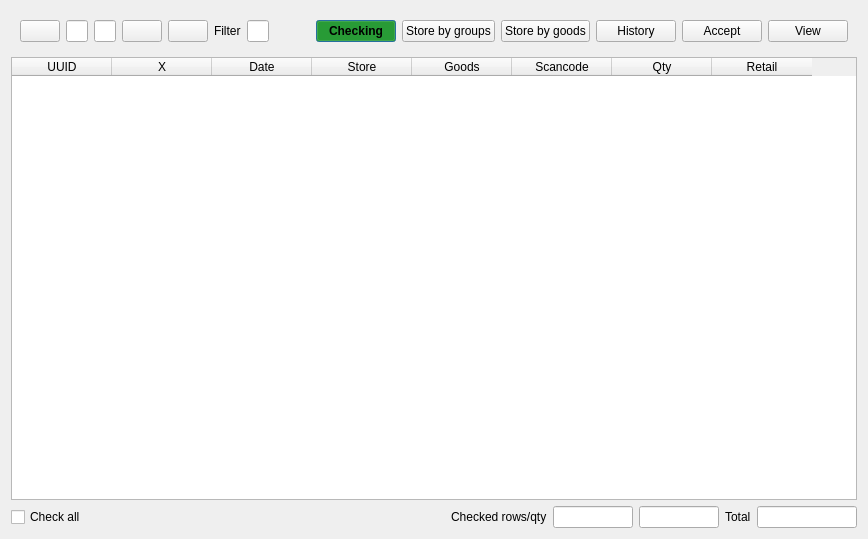
This is Shop/storeinput.ui in End1-1/Cafe5 as Qt 5 draws it before an edit. The edited form follows.
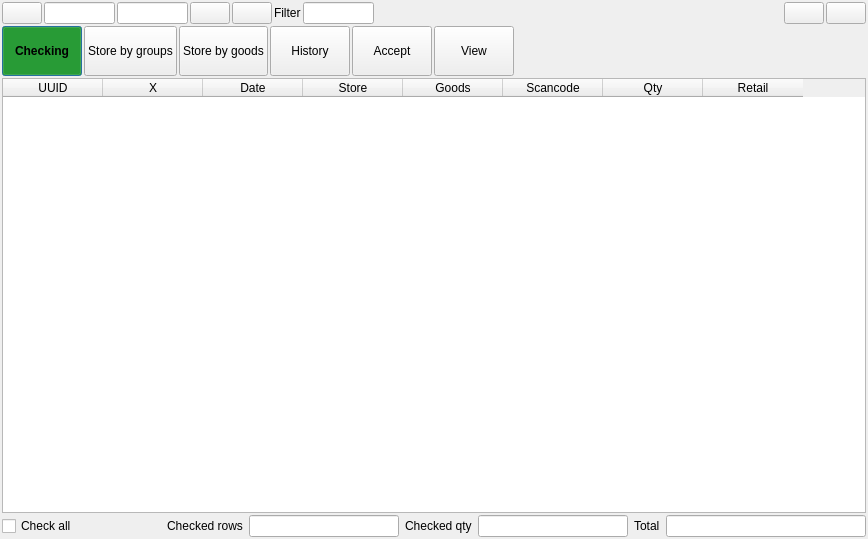
This is the edited form. Icons and pictures are not drawn. Custom widgets are drawn as their Qt base class.

The edit to the form file:
```diff
--- a/Shop/storeinput.ui
+++ b/Shop/storeinput.ui
@@ -14,11 +14,47 @@
    <string>Store input</string>
   </property>
   <layout class="QVBoxLayout" name="verticalLayout">
+   <property name="spacing">
+    <number>2</number>
+   </property>
+   <property name="leftMargin">
+    <number>2</number>
+   </property>
+   <property name="topMargin">
+    <number>2</number>
+   </property>
+   <property name="rightMargin">
+    <number>2</number>
+   </property>
+   <property name="bottomMargin">
+    <number>2</number>
+   </property>
    <item>
     <widget class="QWidget" name="widget" native="true">
      <layout class="QHBoxLayout" name="horizontalLayout">
+      <property name="spacing">
+       <number>2</number>
+      </property>
+      <property name="leftMargin">
+       <number>0</number>
+      </property>
+      <property name="topMargin">
+       <number>0</number>
+      </property>
+      <property name="rightMargin">
+       <number>0</number>
+      </property>
+      <property name="bottomMargin">
+       <number>0</number>
+      </property>
       <item>
        <widget class="QPushButton" name="btnDateLeft">
+        <property name="sizePolicy">
+         <sizepolicy hsizetype="Minimum" vsizetype="Minimum">
+          <horstretch>0</horstretch>
+          <verstretch>0</verstretch>
+         </sizepolicy>
+        </property>
         <property name="focusPolicy">
          <enum>Qt::NoFocus</enum>
         </property>
@@ -33,6 +69,12 @@
       </item>
       <item>
        <widget class="C5DateEdit" name="deStart">
+        <property name="sizePolicy">
+         <sizepolicy hsizetype="Expanding" vsizetype="Minimum">
+          <horstretch>0</horstretch>
+          <verstretch>0</verstretch>
+         </sizepolicy>
+        </property>
         <property name="maximumSize">
          <size>
           <width>120</width>
@@ -43,6 +85,12 @@
       </item>
       <item>
        <widget class="C5DateEdit" name="deEnd">
+        <property name="sizePolicy">
+         <sizepolicy hsizetype="Expanding" vsizetype="Minimum">
+          <horstretch>0</horstretch>
+          <verstretch>0</verstretch>
+         </sizepolicy>
+        </property>
         <property name="maximumSize">
          <size>
           <width>120</width>
@@ -53,6 +101,12 @@
       </item>
       <item>
        <widget class="QPushButton" name="btnDateRight">
+        <property name="sizePolicy">
+         <sizepolicy hsizetype="Minimum" vsizetype="Minimum">
+          <horstretch>0</horstretch>
+          <verstretch>0</verstretch>
+         </sizepolicy>
+        </property>
         <property name="focusPolicy">
          <enum>Qt::NoFocus</enum>
         </property>
@@ -67,6 +121,12 @@
       </item>
       <item>
        <widget class="QPushButton" name="btnRefresh">
+        <property name="sizePolicy">
+         <sizepolicy hsizetype="Minimum" vsizetype="Minimum">
+          <horstretch>0</horstretch>
+          <verstretch>0</verstretch>
+         </sizepolicy>
+        </property>
         <property name="focusPolicy">
          <enum>Qt::NoFocus</enum>
         </property>
@@ -87,7 +147,14 @@
        </widget>
       </item>
       <item>
-       <widget class="QLineEdit" name="leFilter"/>
+       <widget class="QLineEdit" name="leFilter">
+        <property name="sizePolicy">
+         <sizepolicy hsizetype="Expanding" vsizetype="Minimum">
+          <horstretch>0</horstretch>
+          <verstretch>0</verstretch>
+         </sizepolicy>
+        </property>
+       </widget>
       </item>
       <item>
        <spacer name="horizontalSpacer">
@@ -103,7 +170,80 @@
        </spacer>
       </item>
       <item>
+       <widget class="QPushButton" name="btnMinimize">
+        <property name="sizePolicy">
+         <sizepolicy hsizetype="Minimum" vsizetype="Minimum">
+          <horstretch>0</horstretch>
+          <verstretch>0</verstretch>
+         </sizepolicy>
+        </property>
+        <property name="focusPolicy">
+         <enum>Qt::NoFocus</enum>
+        </property>
+        <property name="text">
+         <string/>
+        </property>
+        <property name="icon">
+         <iconset resource="../resources/res.qrc">
+          <normaloff>:/minimize.png</normaloff>:/minimize.png</iconset>
+        </property>
+       </widget>
+      </item>
+      <item>
+       <widget class="QPushButton" name="btnExit">
+        <property name="sizePolicy">
+         <sizepolicy hsizetype="Minimum" vsizetype="Minimum">
+          <horstretch>0</horstretch>
+          <verstretch>0</verstretch>
+         </sizepolicy>
+        </property>
+        <property name="focusPolicy">
+         <enum>Qt::NoFocus</enum>
+        </property>
+        <property name="text">
+         <string/>
+        </property>
+        <property name="icon">
+         <iconset resource="../resources/res.qrc">
+          <normaloff>:/logout.png</normaloff>:/logout.png</iconset>
+        </property>
+       </widget>
+      </item>
+     </layout>
+    </widget>
+   </item>
+   <item>
+    <widget class="QWidget" name="widget_3" native="true">
+     <property name="minimumSize">
+      <size>
+       <width>0</width>
+       <height>50</height>
+      </size>
+     </property>
+     <layout class="QHBoxLayout" name="horizontalLayout_3">
+      <property name="spacing">
+       <number>2</number>
+      </property>
+      <property name="leftMargin">
+       <number>0</number>
+      </property>
+      <property name="topMargin">
+       <number>0</number>
+      </property>
+      <property name="rightMargin">
+       <number>0</number>
+      </property>
+      <property name="bottomMargin">
+       <number>0</number>
+      </property>
+      <item>
        <widget class="QPushButton" name="btnAcceptMode">
+        <property name="sizePolicy">
+         <sizepolicy hsizetype="Minimum" vsizetype="Minimum">
+          <horstretch>0</horstretch>
+          <verstretch>0</verstretch>
+         </sizepolicy>
+        </property>
         <property name="styleSheet">
          <string notr="true">                QPushButton:checked{
                     background-color: rgb(0, 150, 0);
@@ -127,6 +267,12 @@
       </item>
       <item>
        <widget class="QPushButton" name="btnStore">
+        <property name="sizePolicy">
+         <sizepolicy hsizetype="Minimum" vsizetype="Minimum">
+          <horstretch>0</horstretch>
+          <verstretch>0</verstretch>
+         </sizepolicy>
+        </property>
         <property name="styleSheet">
          <string notr="true">                QPushButton:checked{
                     background-color: rgb(0, 150, 0);
@@ -143,6 +289,12 @@
       </item>
       <item>
        <widget class="QPushButton" name="btnStoreGoods">
+        <property name="sizePolicy">
+         <sizepolicy hsizetype="Minimum" vsizetype="Minimum">
+          <horstretch>0</horstretch>
+          <verstretch>0</verstretch>
+         </sizepolicy>
+        </property>
         <property name="styleSheet">
          <string notr="true">                QPushButton:checked{
                     background-color: rgb(0, 150, 0);
@@ -159,6 +311,12 @@
       </item>
       <item>
        <widget class="QPushButton" name="btnHistoryMode">
+        <property name="sizePolicy">
+         <sizepolicy hsizetype="Minimum" vsizetype="Minimum">
+          <horstretch>0</horstretch>
+          <verstretch>0</verstretch>
+         </sizepolicy>
+        </property>
         <property name="styleSheet">
          <string notr="true">                QPushButton:checked{
                     background-color: rgb(0, 150, 0);
@@ -182,6 +340,12 @@
       </item>
       <item>
        <widget class="QPushButton" name="btnAccept">
+        <property name="sizePolicy">
+         <sizepolicy hsizetype="Minimum" vsizetype="Minimum">
+          <horstretch>0</horstretch>
+          <verstretch>0</verstretch>
+         </sizepolicy>
+        </property>
         <property name="text">
          <string>Accept</string>
         </property>
@@ -193,6 +357,12 @@
       </item>
       <item>
        <widget class="QPushButton" name="btnView">
+        <property name="sizePolicy">
+         <sizepolicy hsizetype="Minimum" vsizetype="Minimum">
+          <horstretch>0</horstretch>
+          <verstretch>0</verstretch>
+         </sizepolicy>
+        </property>
         <property name="text">
          <string>View</string>
         </property>
@@ -202,6 +372,19 @@
         </property>
        </widget>
       </item>
+      <item>
+       <spacer name="horizontalSpacer_3">
+        <property name="orientation">
+         <enum>Qt::Horizontal</enum>
+        </property>
+        <property name="sizeHint" stdset="0">
+         <size>
+          <width>383</width>
+          <height>20</height>
+         </size>
+        </property>
+       </spacer>
+      </item>
      </layout>
     </widget>
    </item>
@@ -293,7 +476,7 @@
       <item>
        <widget class="QLabel" name="label_3">
         <property name="text">
-         <string>Checked rows/qty</string>
+         <string>Checked rows</string>
         </property>
        </widget>
       </item>
@@ -301,13 +484,13 @@
        <widget class="C5LineEdit" name="leRows">
         <property name="minimumSize">
          <size>
-          <width>80</width>
+          <width>150</width>
           <height>0</height>
          </size>
         </property>
         <property name="maximumSize">
          <size>
-          <width>80</width>
+          <width>150</width>
           <height>16777215</height>
          </size>
         </property>
@@ -316,17 +499,24 @@
         </property>
        </widget>
       </item>
+      <item>
+       <widget class="QLabel" name="label_4">
+        <property name="text">
+         <string>Checked qty</string>
+        </property>
+       </widget>
+      </item>
       <item>
        <widget class="C5LineEdit" name="leQty">
         <property name="minimumSize">
          <size>
-          <width>80</width>
+          <width>150</width>
           <height>0</height>
          </size>
         </property>
         <property name="maximumSize">
          <size>
-          <width>80</width>
+          <width>150</width>
           <height>16777215</height>
          </size>
         </property>
@@ -346,13 +536,13 @@
        <widget class="C5LineEdit" name="leTotal">
         <property name="minimumSize">
          <size>
-          <width>100</width>
+          <width>200</width>
           <height>0</height>
          </size>
         </property>
         <property name="maximumSize">
          <size>
-          <width>100</width>
+          <width>200</width>
           <height>16777215</height>
          </size>
         </property>
@@ -367,16 +557,16 @@
   </layout>
  </widget>
  <customwidgets>
-  <customwidget>
-   <class>C5LineEdit</class>
-   <extends>QLineEdit</extends>
-   <header>c5lineedit.h</header>
-  </customwidget>
   <customwidget>
    <class>C5TableWidget</class>
    <extends>QTableWidget</extends>
    <header location="global">c5tablewidget.h</header>
   </customwidget>
+  <customwidget>
+   <class>C5LineEdit</class>
+   <extends>QLineEdit</extends>
+   <header location="global">c5lineedit.h</header>
+  </customwidget>
   <customwidget>
    <class>C5DateEdit</class>
    <extends>QLineEdit</extends>
```
